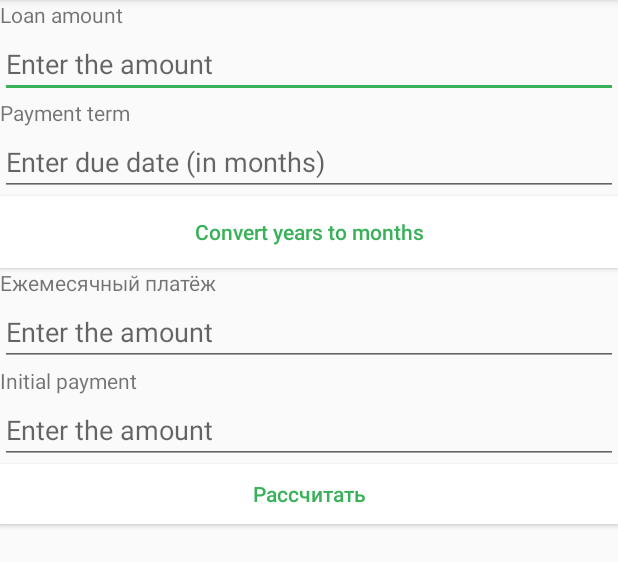
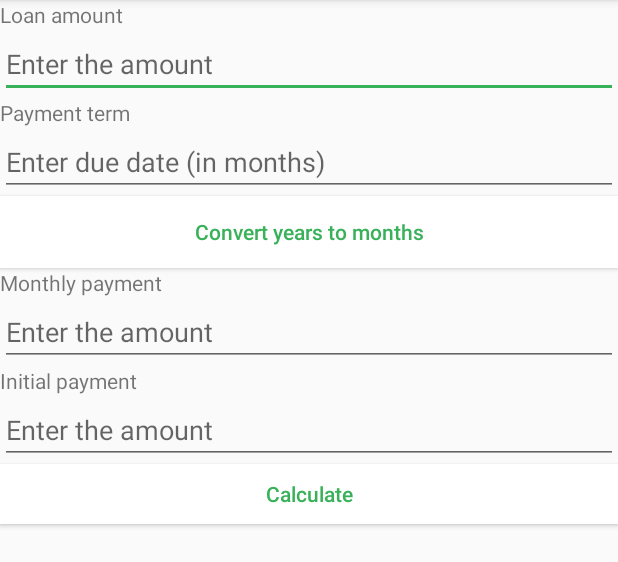
Before and after one commit to cubeqw/Credit, an Android app: the screen it shows after launch (MainActivity), on a phone screen of 412 x 824 dp, the part 84-646 px from its top. Run offline under Robolectric (Android 15) with nearby library versions, the light colour scheme and no system bars.

Commit message:
Updated English translation

```diff
--- a/app/src/main/res/layout/activity_main.xml
+++ b/app/src/main/res/layout/activity_main.xml
@@ -44,7 +44,7 @@
     <TextView
         android:layout_width="match_parent"
         android:layout_height="20dp"
-        android:text="Ежемесячный платёж" />
+        android:text="@string/ed3" />
 
     <EditText
         android:layout_width="match_parent"
@@ -69,7 +69,7 @@
         android:layout_width="match_parent"
         android:layout_height="40dp"
         android:background="@android:color/background_light"
-        android:text="Рассчитать"
+        android:text="@string/b2"
         android:textAllCaps="false"
         android:textColor="@color/colorPrimaryDark" />
 
```
